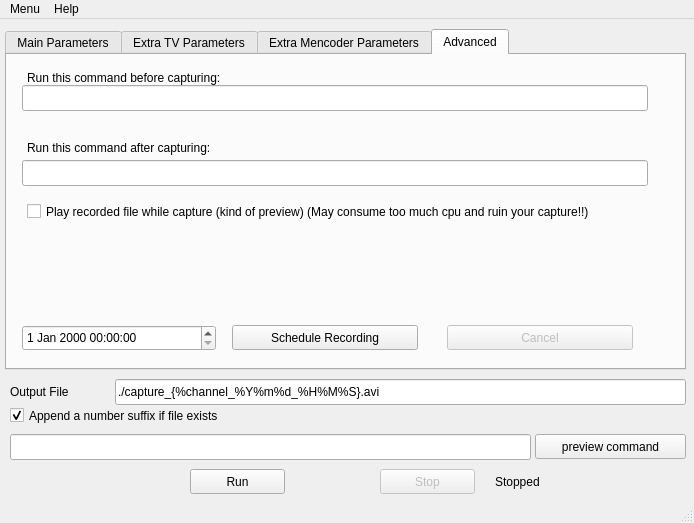
The window that ui/mtvcgui.ui (sbruno/mtvcgui) describes before a commit, drawn with Qt 5.
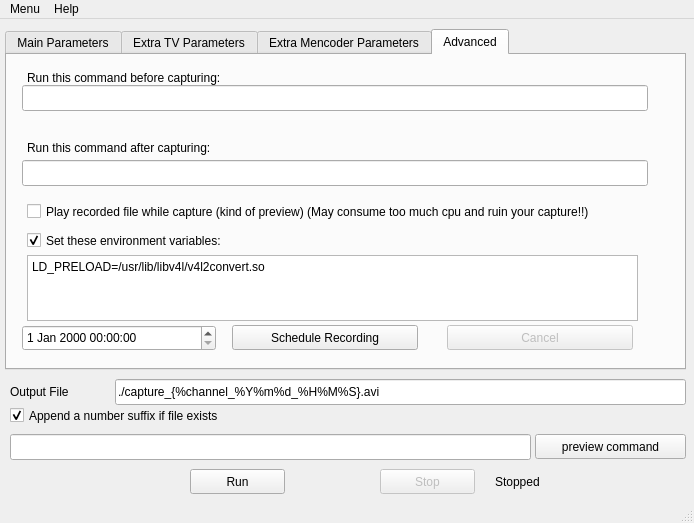
The same window after the commit. The open tabs and pages were chosen to show the change.

Commit message: Added possibility to set environment variables before executing commands. Made text fields not translatable so their value does not change when language is changed Do not set norm if device does not support it

```diff
--- a/ui/mtvcgui.ui
+++ b/ui/mtvcgui.ui
@@ -1301,6 +1301,35 @@
        <string>Play recorded file while capture (kind of preview) (May consume too much cpu and ruin your capture!!)</string>
       </property>
      </widget>
+     <widget class="QCheckBox" name="setenvvars">
+      <property name="geometry">
+       <rect>
+        <x>20</x>
+        <y>175</y>
+        <width>611</width>
+        <height>21</height>
+       </rect>
+      </property>
+      <property name="text">
+       <string>Set these environment variables:</string>
+      </property>
+      <property name="checked">
+       <bool>true</bool>
+      </property>
+     </widget>
+     <widget class="QPlainTextEdit" name="envvars">
+      <property name="geometry">
+       <rect>
+        <x>20</x>
+        <y>200</y>
+        <width>611</width>
+        <height>66</height>
+       </rect>
+      </property>
+      <property name="plainText">
+       <string notr="true">LD_PRELOAD=/usr/lib/libv4l/v4l2convert.so</string>
+      </property>
+     </widget>
     </widget>
    </widget>
    <widget class="QCheckBox" name="append_suffix">
```
Left out of the diff: 35 changed lines with no effect on the pictures. The commit also changes 3 other files.
